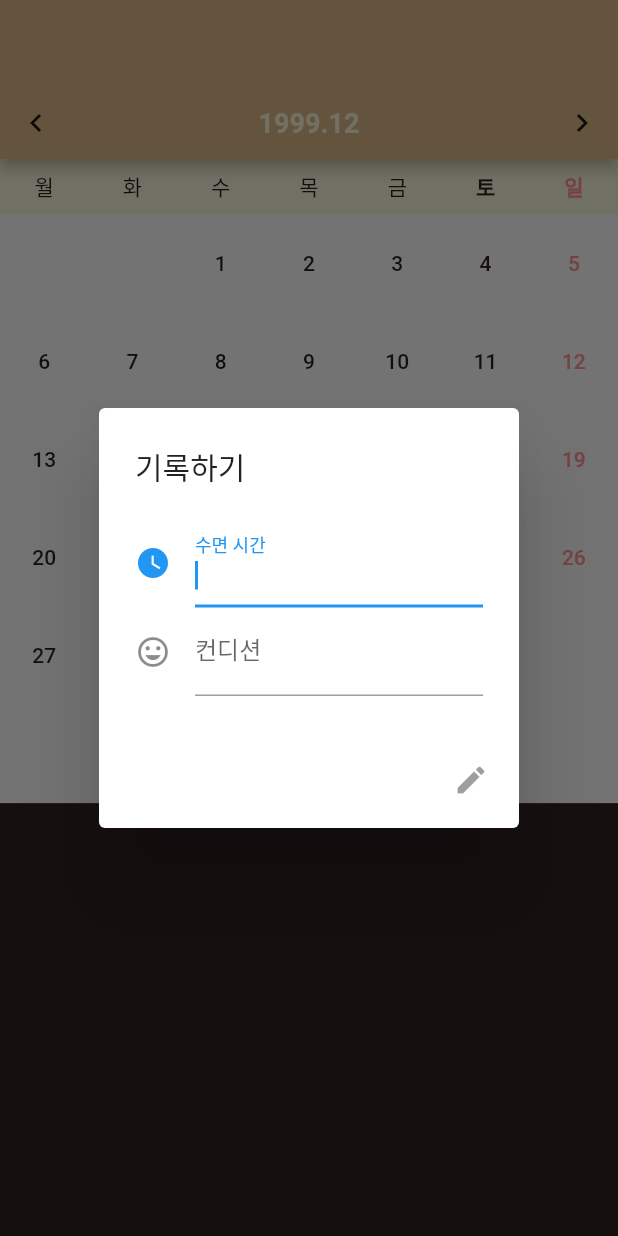
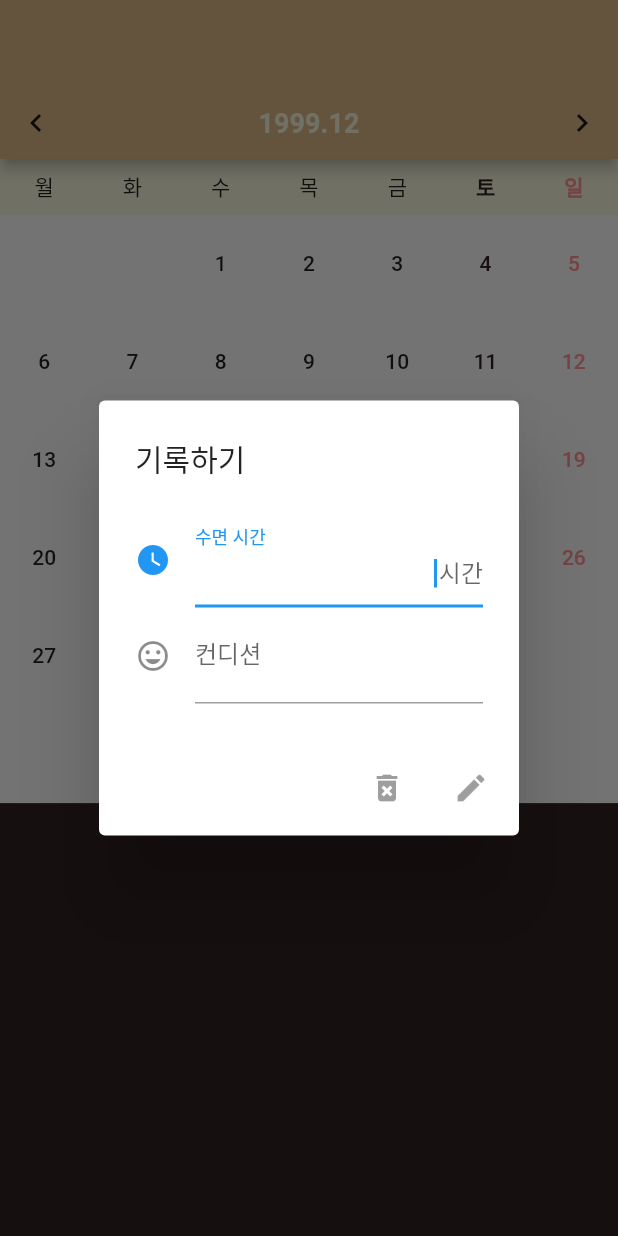
Before and after one commit to BreadKey/zaza, a Flutter app: the screen it shows after launch, after a tap on an icon or button, on a phone screen of 412 x 824 dp. Run offline on Flutter 3.47's test engine with Material 2 defaults, Android fonts, the phone set to English and light mode, and no system bars; drawn by our look-alikes of pull_to_refresh; our stand-ins replace sqflite; accounts and stored records are empty.

Commit message:
add remove feature

```diff
--- a/zaza/lib/constants.dart
+++ b/zaza/lib/constants.dart
@@ -13,4 +13,6 @@ class Strings {
   static const condition = "컨디션";
   static const pleaseEnterOnlyNumber = "숫자만 입력해 주세요!";
   static const pleaseEnterCorrectScore = "0~100 사이의 숫자를 입력해 주세요!";
+  static const hourSuffix = "시간";
+  static const scoreSuffix = "점";
 }
--- a/zaza/lib/screens/edit_sleep_record_dialog.dart
+++ b/zaza/lib/screens/edit_sleep_record_dialog.dart
@@ -5,24 +5,29 @@ class _EditSleepRecordDialog extends StatefulWidget {
   final int monthIndex;
   final int day;
   final Function(SleepRecord) _onEditCompleted;
+  final Function(SleepRecord) _onRemoved;
 
   const _EditSleepRecordDialog(this.sleepRecord, this.monthIndex, this.day,
-      {Function(SleepRecord) onEditCompleted})
-      : this._onEditCompleted = onEditCompleted;
+      {Function(SleepRecord) onEditCompleted, Function(SleepRecord) onRemoved})
+      : this._onEditCompleted = onEditCompleted,
+        this._onRemoved = onRemoved;
 
   @override
   State<StatefulWidget> createState() =>
-      _EditSleepRecordState(sleepRecord, monthIndex, day, _onEditCompleted);
+      _EditSleepRecordState(sleepRecord, monthIndex, day, _onEditCompleted, _onRemoved);
 }
 
 class _EditSleepRecordState extends State<_EditSleepRecordDialog> {
   static final _nanRegExp = RegExp(r"['.'',' ]");
   final _formKey = GlobalKey<FormState>();
 
-  final SleepRecord sleepRecord;
+  SleepRecord sleepRecord;
   final int monthIndex;
   final int day;
   final Function(SleepRecord) onEditCompleted;
+  final Function(SleepRecord) onRemoved;
+
+  final SleepRecordRepository _sleepRecordRepository = SleepRecordRepository();
 
   bool _validated = false;
 
@@ -32,16 +37,16 @@ class _EditSleepRecordState extends State<_EditSleepRecordDialog> {
   TextEditingController _conditionScoreTextController;
 
   _EditSleepRecordState(
-      this.sleepRecord, this.monthIndex, this.day, this.onEditCompleted);
+      this.sleepRecord, this.monthIndex, this.day, this.onEditCompleted, this.onRemoved);
 
   @override
   void initState() {
     super.initState();
     _conditionFocusNode = FocusNode();
     _sleepHoursTextController =
-        TextEditingController(text: "${sleepRecord?.sleepHours ?? ""}");
+        TextEditingController(text: sleepRecord?.sleepHours?.toString());
     _conditionScoreTextController =
-        TextEditingController(text: "${sleepRecord?.conditionScore ?? ""}");
+        TextEditingController(text: sleepRecord?.conditionScore?.toString());
   }
 
   @override
@@ -62,10 +67,11 @@ class _EditSleepRecordState extends State<_EditSleepRecordDialog> {
           mainAxisSize: MainAxisSize.min,
           children: <Widget>[
             TextFormField(
+              textAlign: TextAlign.right,
               controller: _sleepHoursTextController,
               autofocus: true,
               decoration: InputDecoration(
-                  icon: Icon(Icons.watch_later), labelText: Strings.sleepTime),
+                  icon: Icon(Icons.watch_later), labelText: Strings.sleepTime, suffixText: Strings.hourSuffix),
               keyboardType: TextInputType.number,
               validator: (value) {
                 if (_isNaN(value)) return Strings.pleaseEnterOnlyNumber;
@@ -76,10 +82,11 @@ class _EditSleepRecordState extends State<_EditSleepRecordDialog> {
               },
             ),
             TextFormField(
+              textAlign: TextAlign.right,
               controller: _conditionScoreTextController,
               focusNode: _conditionFocusNode,
               decoration: InputDecoration(
-                  icon: Icon(Icons.mood), labelText: Strings.condition),
+                  icon: Icon(Icons.mood), labelText: Strings.condition, hintText: "0~100", suffixText: Strings.scoreSuffix),
               keyboardType: TextInputType.number,
               validator: (value) {
                 if (_isNaN(value))
@@ -105,6 +112,21 @@ class _EditSleepRecordState extends State<_EditSleepRecordDialog> {
       ),
       actions: <Widget>[
         IconButton(
+          icon: Icon(Icons.delete_forever),
+          onPressed: sleepRecord == null ? null : () {
+            final sleepRecord = this.sleepRecord;
+
+            setState(() {
+              this.sleepRecord = null;
+            });
+
+            _sleepRecordRepository.remove(sleepRecord).then((_) {
+              onRemoved(sleepRecord);
+            });
+          },
+        ),
+
+        IconButton(
           icon: Icon(Icons.edit),
           onPressed: _validated
               ? () {
@@ -113,10 +135,14 @@ class _EditSleepRecordState extends State<_EditSleepRecordDialog> {
                   });
 
                   if (_formKey.currentState.validate()) {
-                    onEditCompleted(SleepRecord(monthIndex, day,
+                    final sleepRecord = SleepRecord(monthIndex, day,
                         sleepHours: int.parse(_sleepHoursTextController.text),
                         conditionScore:
-                            int.parse(_conditionScoreTextController.text)));
+                            int.parse(_conditionScoreTextController.text));
+
+                    _sleepRecordRepository.update(sleepRecord).then((_) {
+                      onEditCompleted(sleepRecord);
+                    });
                   }
                 }
               : null,
@@ -126,5 +152,5 @@ class _EditSleepRecordState extends State<_EditSleepRecordDialog> {
   }
 
   bool _isNaN(String value) =>
-      _nanRegExp.hasMatch(value) || value.contains("-");
+      _nanRegExp.hasMatch(value) || value.contains("-") || value.isEmpty;
 }
```
Also changed, not shown: zaza/lib/models/sleep_record.dart (+9 -0 lines), zaza/lib/screens/home_page.dart (+11 -9 lines).
